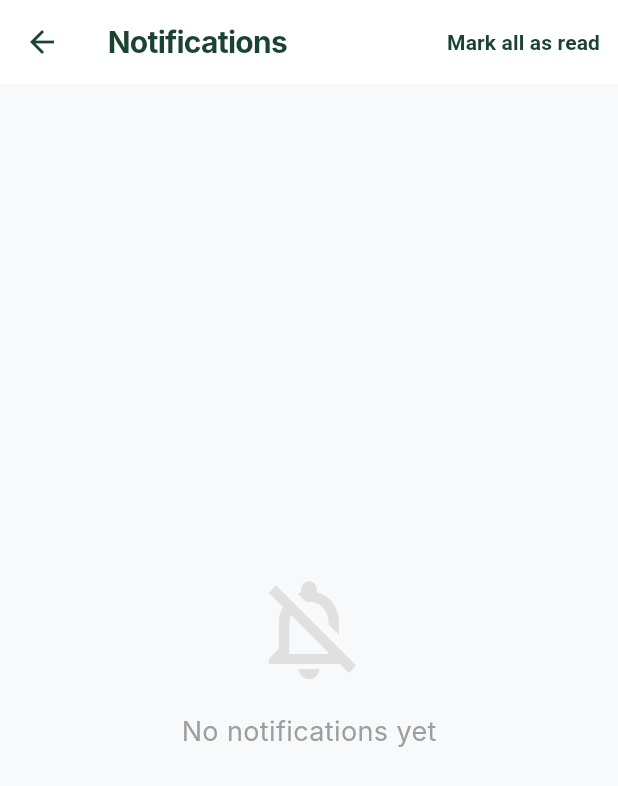
After one commit to nethra-108/Shilpi-SIH-, a Flutter app: the NotificationsPage screen opened directly, after a tap on "Mark all as read", on a phone screen of 412 x 824 dp. The commit adds this screen. Shown: the top 786 px of the screen. Run offline on Flutter 3.47's test engine with Material 3 defaults, Android fonts, the phone set to English and light mode, and no system bars; our stand-ins replace flutter_tts, image_picker, qr_flutter; missing offline and left inert: google_mlkit_image_labeling, record; network calls fail; Roboto replaces fonts that are missing (Inter).

Commit message:
feat(notifications): add notification repository and wire up home bell

```diff
--- /dev/null
+++ b/lib/repositories/notification_repository.dart
@@ -0,0 +1,111 @@
+import 'dart:convert';
+import 'dart:io';
+
+import 'package:flutter/foundation.dart';
+import 'package:path_provider/path_provider.dart';
+
+class NotificationItem {
+  final String id;
+  final String title;
+  final String message;
+  final DateTime timestamp;
+  final bool isRead;
+
+  NotificationItem({
+    required this.id,
+    required this.title,
+    required this.message,
+    required this.timestamp,
+    this.isRead = false,
+  });
+
+  Map<String, dynamic> toJson() => {
+        'id': id,
+        'title': title,
+        'message': message,
+        'timestamp': timestamp.toIso8601String(),
+        'isRead': isRead,
+      };
+
+  factory NotificationItem.fromJson(Map<String, dynamic> json) => NotificationItem(
+        id: json['id'],
+        title: json['title'],
+        message: json['message'],
+        timestamp: DateTime.parse(json['timestamp']),
+        isRead: json['isRead'] ?? false,
+      );
+}
+
+class NotificationRepository extends ChangeNotifier {
+  static final NotificationRepository instance = NotificationRepository._internal();
+  NotificationRepository._internal();
+
+  final List<NotificationItem> _notifications = [];
+  bool _isLoaded = false;
+
+  List<NotificationItem> get notifications => List.unmodifiable(_notifications);
+
+  Future<void> init() async {
+    if (_isLoaded) return;
+    await _loadFromDisk();
+    _isLoaded = true;
+  }
+
+  Future<File> _getFile() async {
+    final dir = await getApplicationDocumentsDirectory();
+    return File('${dir.path}/shilpi_notifications.json');
+  }
+
+  Future<void> _loadFromDisk() async {
+    try {
+      final file = await _getFile();
+      if (await file.exists()) {
+        final content = await file.readAsString();
+        if (content.isNotEmpty) {
+          final decoded = jsonDecode(content);
+          if (decoded is List) {
+            _notifications.clear();
+            for (final item in decoded) {
+              if (item is Map<String, dynamic>) {
+                _notifications.add(NotificationItem.fromJson(item));
+              }
+            }
+          }
+        }
+      }
+    } catch (_) {}
+    notifyListeners();
+  }
+
+  Future<void> _saveToDisk() async {
+    try {
+      final file = await _getFile();
+      await file.writeAsString(jsonEncode(_notifications.map((e) => e.toJson()).toList()));
+    } catch (_) {}
+  }
+
+  Future<void> addNotification(String title, String message) async {
+    _notifications.insert(0, NotificationItem(
+      id: DateTime.now().millisecondsSinceEpoch.toString(),
+      title: title,
+      message: message,
+      timestamp: DateTime.now(),
+    ));
+    await _saveToDisk();
+    notifyListeners();
+  }
+
+  Future<void> markAllAsRead() async {
+    for (int i = 0; i < _notifications.length; i++) {
+      _notifications[i] = NotificationItem(
+        id: _notifications[i].id,
+        title: _notifications[i].title,
+        message: _notifications[i].message,
+        timestamp: _notifications[i].timestamp,
+        isRead: true,
+      );
+    }
+    await _saveToDisk();
+    notifyListeners();
+  }
+}
--- /dev/null
+++ b/lib/screens/notifications_page.dart
@@ -0,0 +1,78 @@
+import 'package:flutter/material.dart';
+import '../repositories/notification_repository.dart';
+
+class NotificationsPage extends StatelessWidget {
+  const NotificationsPage({super.key});
+
+  @override
+  Widget build(BuildContext context) {
+    return Scaffold(
+      backgroundColor: const Color(0xFFF8F9FA),
+      appBar: AppBar(
+        title: const Text('Notifications', style: TextStyle(color: Color(0xFF1B4332), fontWeight: FontWeight.bold, fontFamily: 'Inter')),
+        backgroundColor: Colors.white,
+        elevation: 0,
+        iconTheme: const IconThemeData(color: Color(0xFF1B4332)),
+        actions: [
+          TextButton(
+            onPressed: () {
+              NotificationRepository.instance.markAllAsRead();
+            },
+            child: const Text('Mark all as read', style: TextStyle(color: Color(0xFF1B4332), fontWeight: FontWeight.bold)),
+          ),
+        ],
+      ),
+      body: ListenableBuilder(
+        listenable: NotificationRepository.instance,
+        builder: (context, _) {
+          final notifications = NotificationRepository.instance.notifications;
+          if (notifications.isEmpty) {
+            return Center(
+              child: Column(
+                mainAxisAlignment: MainAxisAlignment.center,
+                children: [
+                  Icon(Icons.notifications_off_outlined, size: 80, color: Colors.grey.shade300),
+                  const SizedBox(height: 16),
+                  const Text('No notifications yet', style: TextStyle(fontSize: 18, color: Colors.grey, fontFamily: 'Inter')),
+                ],
+              ),
+            );
+          }
+          return ListView.builder(
+            itemCount: notifications.length,
+            itemBuilder: (context, index) {
+              final notif = notifications[index];
+              return Container(
+                margin: const EdgeInsets.symmetric(horizontal: 16, vertical: 8),
+                decoration: BoxDecoration(
+                  color: notif.isRead ? Colors.white : const Color(0xFFF0FDF4),
+                  borderRadius: BorderRadius.circular(16),
+                  boxShadow: [
+                    BoxShadow(color: Colors.black.withOpacity(0.03), blurRadius: 10, offset: const Offset(0, 4)),
+                  ],
+                  border: notif.isRead ? null : Border.all(color: const Color(0xFF1B4332).withOpacity(0.2), width: 1),
+                ),
+                child: ListTile(
+                  contentPadding: const EdgeInsets.all(16),
+                  leading: CircleAvatar(
+                    backgroundColor: notif.isRead ? const Color(0xFFE6E3D8) : const Color(0xFF1B4332),
+                    child: Icon(Icons.notifications_active, color: notif.isRead ? Colors.grey : Colors.white),
+                  ),
+                  title: Text(notif.title, style: TextStyle(fontWeight: FontWeight.bold, fontSize: 16, color: notif.isRead ? Colors.black87 : const Color(0xFF1B4332), fontFamily: 'Inter')),
+                  subtitle: Padding(
+                    padding: const EdgeInsets.only(top: 8.0),
+                    child: Text(notif.message, style: const TextStyle(fontSize: 14, color: Colors.black54, fontFamily: 'Inter')),
+                  ),
+                  trailing: Text(
+                    '${notif.timestamp.day}/${notif.timestamp.month}',
+                    style: const TextStyle(fontSize: 12, color: Colors.grey),
+                  ),
+                ),
+              );
+            },
+          );
+        },
+      ),
+    );
+  }
+}
--- a/lib/screens/premium_home_screen.dart
+++ b/lib/screens/premium_home_screen.dart
@@ -5,6 +5,8 @@ import 'package:http/http.dart' as http;
 import 'package:record/record.dart';
 import 'package:path_provider/path_provider.dart';
 import '../services/language_service.dart';
+import 'notifications_page.dart';
+import '../repositories/notification_repository.dart';
 
 class PremiumHomeScreen extends StatelessWidget {
   final VoidCallback onProfileTap;
@@ -120,8 +122,20 @@ class _HomeAppBar extends StatelessWidget {
                 ],
               ),
               child: IconButton(
-                icon: const Icon(Icons.notifications_outlined, color: Color(0xFF1B4332), size: 24),
-                onPressed: () {},
+                icon: ListenableBuilder(
+                  listenable: NotificationRepository.instance,
+                  builder: (context, _) {
+                    final unreadCount = NotificationRepository.instance.notifications.where((n) => !n.isRead).length;
+                    return Badge(
+                      isLabelVisible: unreadCount > 0,
+                      label: Text('$unreadCount'),
+                      child: const Icon(Icons.notifications_outlined, color: Color(0xFF1B4332), size: 24),
+                    );
+                  },
+                ),
+                onPressed: () {
+                  Navigator.push(context, MaterialPageRoute(builder: (context) => const NotificationsPage()));
+                },
               ),
             ),
             const SizedBox(width: 12),
--- a/lib/screens/splash_screen.dart
+++ b/lib/screens/splash_screen.dart
@@ -4,6 +4,7 @@ import 'package:flutter/material.dart';
 import '../constants.dart';
 import '../repositories/cart_repository.dart';
 import '../repositories/order_repository.dart';
+import '../repositories/notification_repository.dart';
 import '../repositories/product_repository.dart';
 import '../repositories/wishlist_repository.dart';
 import '../repositories/recent_repository.dart';
@@ -48,6 +49,7 @@ class _SplashScreenState extends State<SplashScreen> with SingleTickerProviderSt
       WishlistRepository.instance.init(),
       RecentRepository.instance.init(),
       TtsService.instance.init(),
+      NotificationRepository.instance.init(),
       Future<void>.delayed(const Duration(milliseconds: 1400)),
     ]);
 
```
Also changed, not shown: lib/repositories/order_repository.dart (+15 -0 lines).
